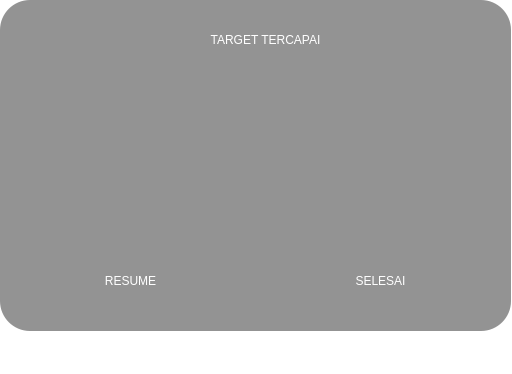
First picture: the form in msgtargetercapai.ui, repository exanoelect/Presto, before the edit.
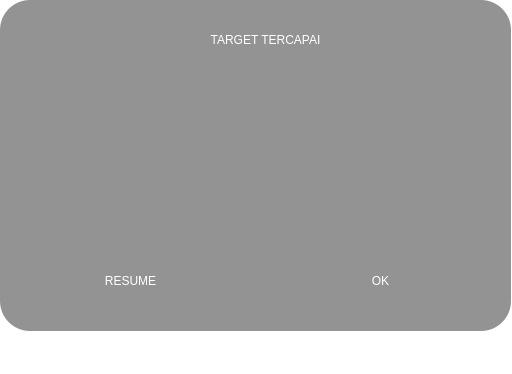
Second picture: the form after the edit. Icons and pictures are not drawn.

The edit to the form file:
```diff
--- a/msgtargetercapai.ui
+++ b/msgtargetercapai.ui
@@ -102,7 +102,7 @@
 color:white;</string>
     </property>
     <property name="text">
-     <string>SELESAI</string>
+     <string>OK</string>
     </property>
     <property name="alignment">
      <set>Qt::AlignCenter</set>
```
